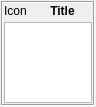
Before: the Qt Designer form src/plugins/clientinfo/clientinfodialog2.ui in xnamed/vacuum-im, drawn with Qt 5.
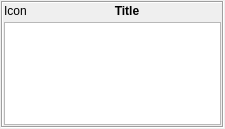
After: the same form once the commit is applied.

What changed in the file:
```diff
--- a/src/plugins/clientinfo/clientinfodialog2.ui
+++ b/src/plugins/clientinfo/clientinfodialog2.ui
@@ -6,8 +6,8 @@
    <rect>
     <x>0</x>
     <y>0</y>
-    <width>96</width>
-    <height>107</height>
+    <width>225</width>
+    <height>129</height>
    </rect>
   </property>
   <property name="sizePolicy">
```
